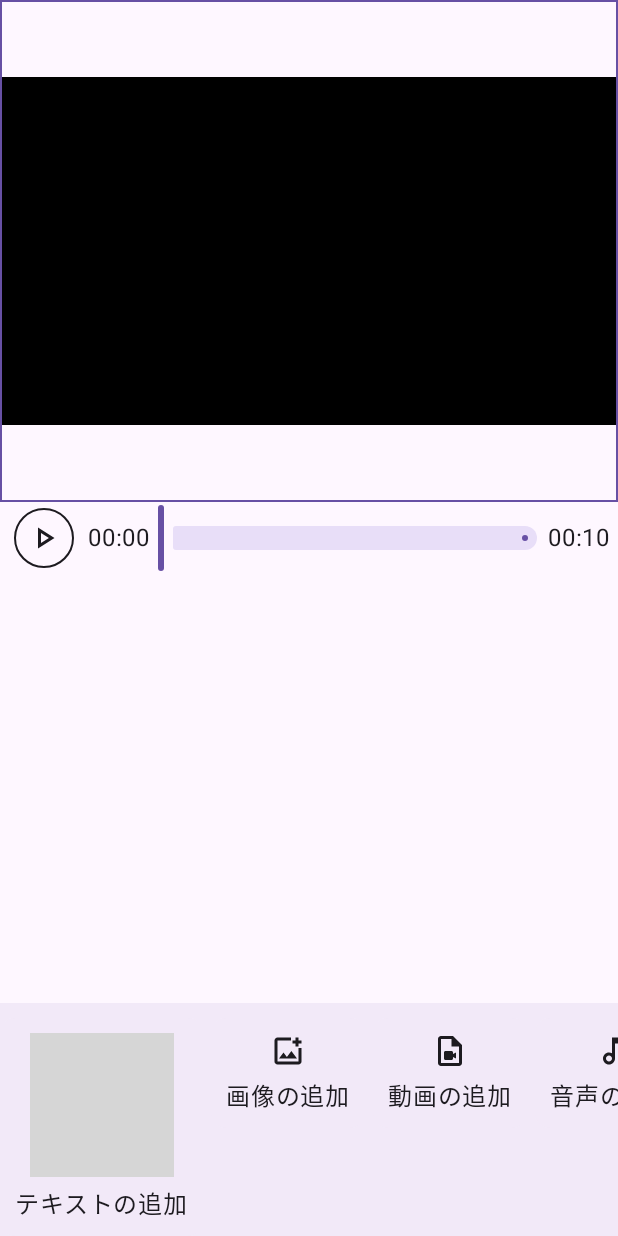
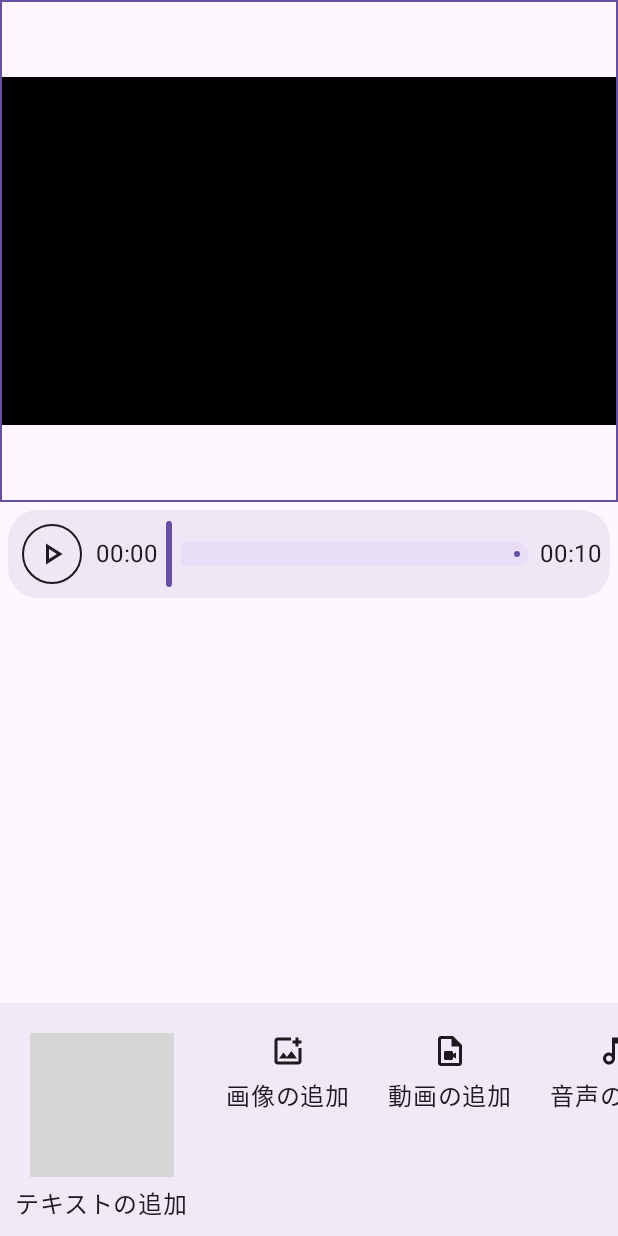
Before and after one commit to takusan23/AkariDroid, an Android app built with Jetpack Compose: the screen it shows after launch (MainActivity), on a phone screen of 412 x 824 dp. Run offline under Robolectric (Android 15) with nearby library versions, the phone set to English and light mode, and no system bars; 1 statement that could not run was skipped; grey boxes are pictures that could not be loaded.

Commit message:
デコード中はプレイヤーさわれないように

```diff
--- a/app/src/main/java/io/github/takusan23/akaridroid/preview/VideoEditorPreviewPlayer.kt
+++ b/app/src/main/java/io/github/takusan23/akaridroid/preview/VideoEditorPreviewPlayer.kt
@@ -46,7 +46,8 @@ class VideoEditorPreviewPlayer(
         PlayerStatus(
             isPlaying = false,
             currentPositionMs = 0,
-            durationMs = 0
+            durationMs = 0,
+            isProgressPreviewRender = false
         )
     )
 
@@ -73,8 +74,9 @@ class VideoEditorPreviewPlayer(
     suspend fun setAudioRenderItem(
         audioRenderItemList: List<RenderData.AudioItem> = emptyList()
     ) = withContext(Dispatchers.Default) {
-        // TODO 音声の用意完了をUIに表示する
+        _playerStatus.update { it.copy(isProgressPreviewRender = true) }
         audioRender.setRenderData(audioRenderItemList, _playerStatus.value.durationMs)
+        _playerStatus.update { it.copy(isProgressPreviewRender = false) }
     }
 
     /**
@@ -172,11 +174,13 @@ class VideoEditorPreviewPlayer(
      * @param isPlaying 再生中かどうか
      * @param currentPositionMs 再生位置
      * @param durationMs 動画の時間
+     * @param isProgressPreviewRender [VideoEditorPreviewPlayer]の準備中は true になる。この間は再生できない
      */
     data class PlayerStatus(
         val isPlaying: Boolean,
         val currentPositionMs: Long,
-        val durationMs: Long
+        val durationMs: Long,
+        val isProgressPreviewRender: Boolean,
     )
 
     companion object {
--- a/app/src/main/java/io/github/takusan23/akaridroid/ui/component/PreviewPlayerController.kt
+++ b/app/src/main/java/io/github/takusan23/akaridroid/ui/component/PreviewPlayerController.kt
@@ -3,9 +3,13 @@ package io.github.takusan23.akaridroid.ui.component
 import androidx.compose.foundation.layout.Arrangement
 import androidx.compose.foundation.layout.Row
 import androidx.compose.foundation.layout.fillMaxWidth
+import androidx.compose.foundation.layout.height
+import androidx.compose.foundation.layout.padding
+import androidx.compose.foundation.shape.RoundedCornerShape
 import androidx.compose.material3.Icon
 import androidx.compose.material3.OutlinedIconButton
 import androidx.compose.material3.Slider
+import androidx.compose.material3.Surface
 import androidx.compose.material3.Text
 import androidx.compose.runtime.Composable
 import androidx.compose.runtime.LaunchedEffect
@@ -35,8 +39,33 @@ fun PreviewPlayerController(
         currentPositionProgress.value = playerStatus.currentPositionMs / playerStatus.durationMs.toFloat()
     }
 
+    Surface(
+        modifier = modifier,
+        tonalElevation = 5.dp,
+        shape = RoundedCornerShape(20.dp)
+    ) {
+        if (playerStatus.isProgressPreviewRender) {
+            // 用意中
             Row(
-        modifier = modifier.fillMaxWidth(),
+                modifier = Modifier
+                    .padding(5.dp)
+                    .height(40.dp)
+                    .fillMaxWidth(),
+                verticalAlignment = Alignment.CenterVertically,
+                horizontalArrangement = Arrangement.Center
+            ) {
+                // TODO LinearProgressIndicator とか置く。なんかバグってて今の Compose じゃエラーになる
+                Text(
+                    modifier = Modifier,
+                    text = "プレビューの準備中です"
+                )
+            }
+        } else {
+            // 利用可能
+            Row(
+                modifier = Modifier
+                    .padding(5.dp)
+                    .fillMaxWidth(),
                 horizontalArrangement = Arrangement.spacedBy(5.dp),
                 verticalAlignment = Alignment.CenterVertically
             ) {
@@ -57,3 +86,6 @@ fun PreviewPlayerController(
                 Text(text = simpleDateFormat.format(playerStatus.durationMs))
             }
         }
+
+    }
+}
--- a/app/src/main/java/io/github/takusan23/akaridroid/ui/screen/VideoEditorScreen.kt
+++ b/app/src/main/java/io/github/takusan23/akaridroid/ui/screen/VideoEditorScreen.kt
@@ -107,7 +107,7 @@ fun VideoEditorScreen(viewModel: VideoEditorViewModel = viewModel()) {
 
             // シークバーとか
             PreviewPlayerController(
-                modifier = Modifier.padding(horizontal = 5.dp),
+                modifier = Modifier.padding(5.dp),
                 playerStatus = previewPlayerStatus.value,
                 onSeek = { viewModel.videoEditorPreviewPlayer.seekTo(it) },
                 onPlayOrPause = { if (previewPlayerStatus.value.isPlaying) viewModel.videoEditorPreviewPlayer.pause() else viewModel.videoEditorPreviewPlayer.playInRepeat() }
```
Lines whose indentation alone changed are shown as unchanged.
